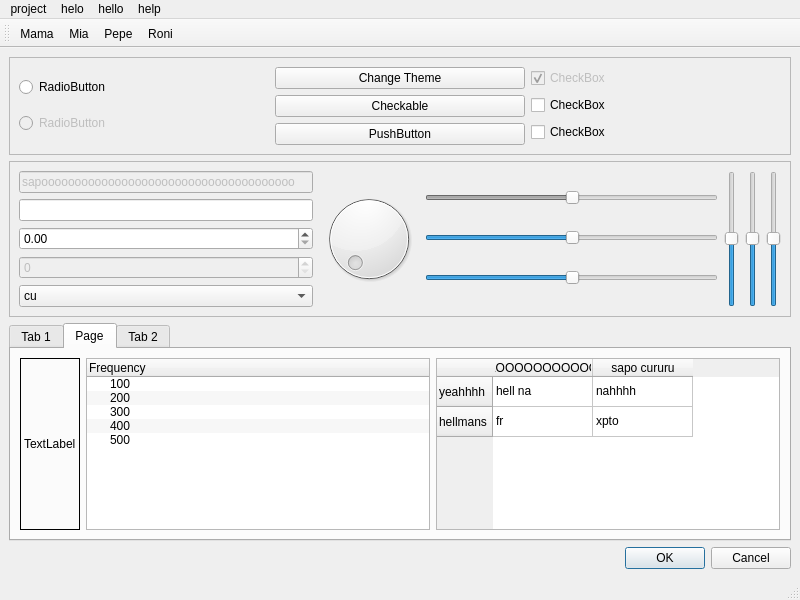
Old version of the form molde/stylesheets/mainwindow.ui in the repository andrefpf/molde.
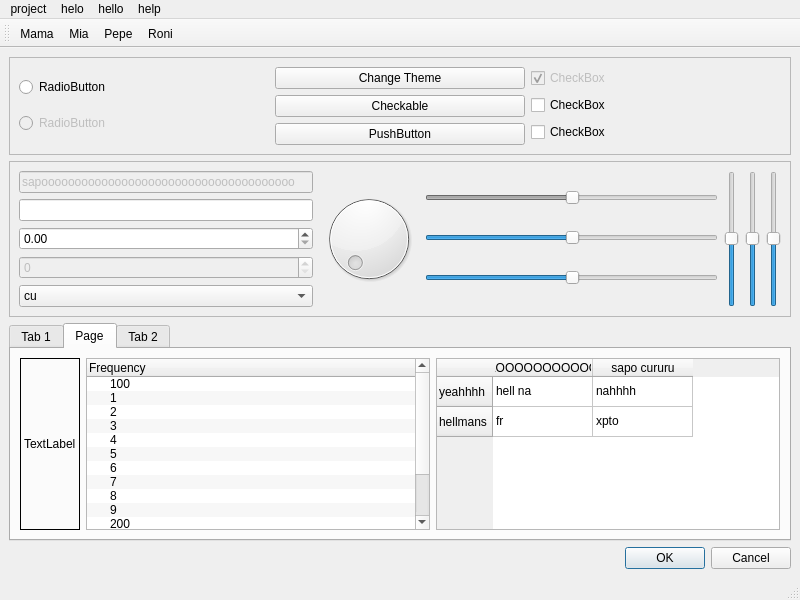
New version of the form. Icons and pictures are not drawn. Custom widgets are drawn as their Qt base class.

The edit to the form file:
```diff
--- a/molde/stylesheets/mainwindow.ui
+++ b/molde/stylesheets/mainwindow.ui
@@ -342,6 +342,51 @@
             <string>100</string>
            </property>
           </item>
+          <item>
+           <property name="text">
+            <string>1</string>
+           </property>
+          </item>
+          <item>
+           <property name="text">
+            <string>2</string>
+           </property>
+          </item>
+          <item>
+           <property name="text">
+            <string>3</string>
+           </property>
+          </item>
+          <item>
+           <property name="text">
+            <string>4</string>
+           </property>
+          </item>
+          <item>
+           <property name="text">
+            <string>5</string>
+           </property>
+          </item>
+          <item>
+           <property name="text">
+            <string>6</string>
+           </property>
+          </item>
+          <item>
+           <property name="text">
+            <string>7</string>
+           </property>
+          </item>
+          <item>
+           <property name="text">
+            <string>8</string>
+           </property>
+          </item>
+          <item>
+           <property name="text">
+            <string>9</string>
+           </property>
+          </item>
           <item>
            <property name="text">
             <string>200</string>
```
